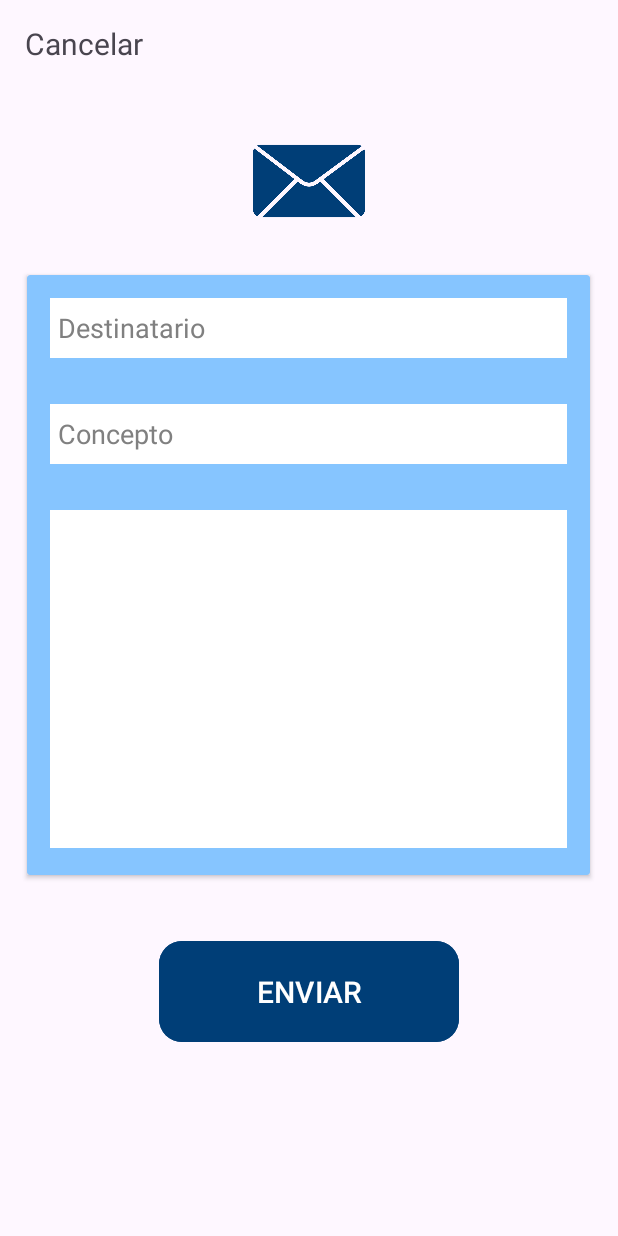
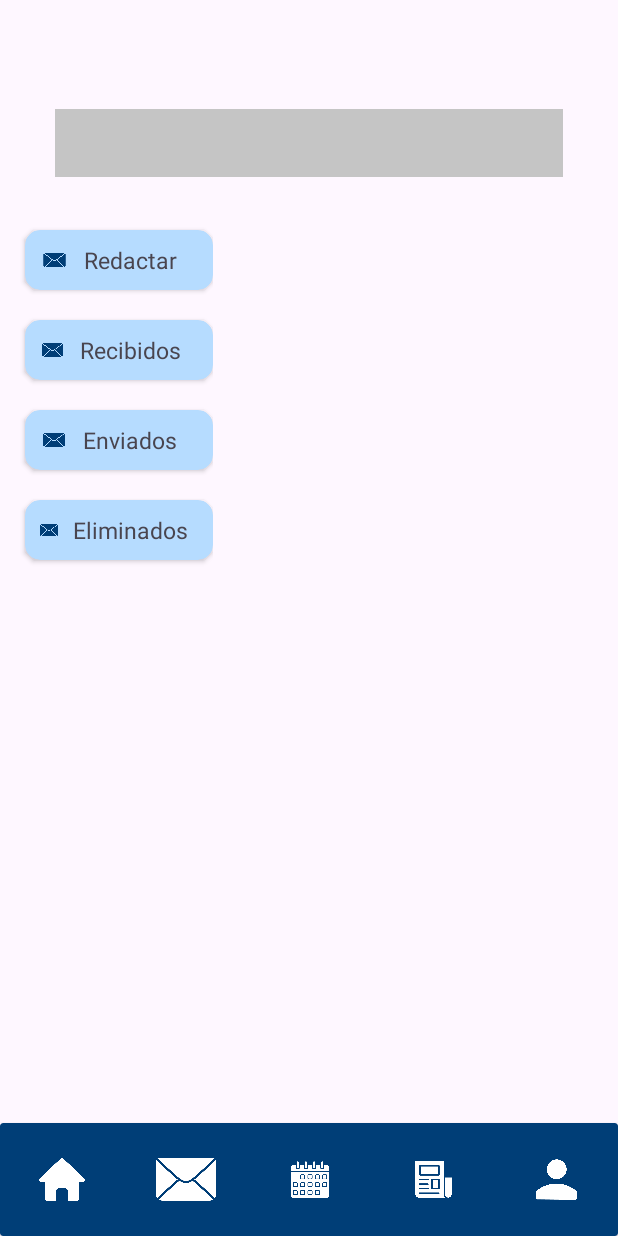
Before and after one commit to samcricre/proyectoTFGAMPA, an Android app: the PantallaMensajes screen opened directly, with no data from a screen before it, on a phone screen of 412 x 824 dp. Run offline under Robolectric (Android 15) with nearby library versions, the phone set to English and light mode, and no system bars; our stand-ins replace Firebase (no records; nobody signed in at launch, a user with empty details on screens opened directly).

Commit message:
Redactar correo y listViewCorreo operativo

```diff
--- a/app/src/main/java/com/example/pantallasampa/PantallaMensajes.java
+++ b/app/src/main/java/com/example/pantallasampa/PantallaMensajes.java
@@ -3,6 +3,7 @@ package com.example.pantallasampa;
 import androidx.annotation.NonNull;
 import androidx.appcompat.app.AppCompatActivity;
 
+import android.annotation.SuppressLint;
 import android.content.Intent;
 import android.os.Bundle;
 import android.view.View;
@@ -27,11 +28,13 @@ public class PantallaMensajes extends AppCompatActivity {
     private List<Correo> listaCorreos;
     private DatabaseReference correosRef;
 
+    @SuppressLint("MissingInflatedId")
     @Override
     protected void onCreate(Bundle savedInstanceState) {
         super.onCreate(savedInstanceState);
-        setContentView(R.layout.activity_pantalla_correo);
+        setContentView(R.layout.activity_pantalla_mensajes);
 
+        //TODO
         listViewCorreos = findViewById(R.id.listviewmensajes);
         listaCorreos = new ArrayList<>();
         correosRef = FirebaseDatabase.getInstance().getReference().child("correos");
--- a/app/src/main/res/layout/activity_pantalla_mensajes.xml
+++ b/app/src/main/res/layout/activity_pantalla_mensajes.xml
@@ -92,13 +92,13 @@
                     android:layout_marginTop="10dp"
                     android:layout_marginBottom="10dp"
                     android:backgroundTint="#B6DCFF"
-                    android:onClick="redactarCorreo"
                     app:cardCornerRadius="10dp">
 
                     <LinearLayout
                         android:layout_width="match_parent"
                         android:layout_height="match_parent"
                         android:gravity="center"
+                        android:onClick="redactarCorreo"
                         android:orientation="horizontal">
 
                         <ImageView
```
